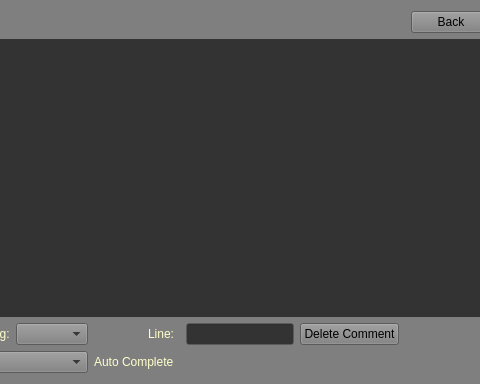
First picture: the form in GUI/textview.ui, repository Laucksy/CS-205-Project, before the edit; both pictures show x 162 to 642 and y 0 to 384 of the 898 by 384 pixel window.
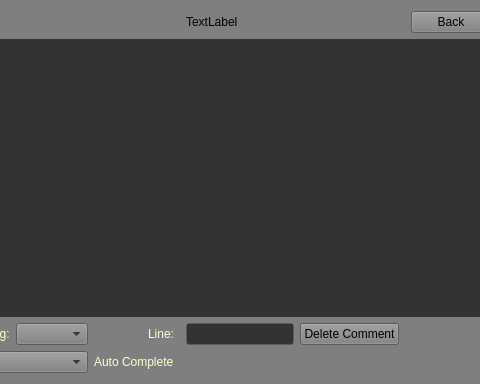
Second picture: the form after the edit.

Commit message: Added assignment label to textview UI

Patch:
```diff
--- a/GUI/textview.ui
+++ b/GUI/textview.ui
@@ -851,6 +851,13 @@
      </property>
     </widget>
    </item>
+   <item row="0" column="8">
+    <widget class="QLabel" name="assignmentLabel">
+     <property name="text">
+      <string>TextLabel</string>
+     </property>
+    </widget>
+   </item>
   </layout>
  </widget>
  <resources/>
```
The commit also changes 1 other file.
